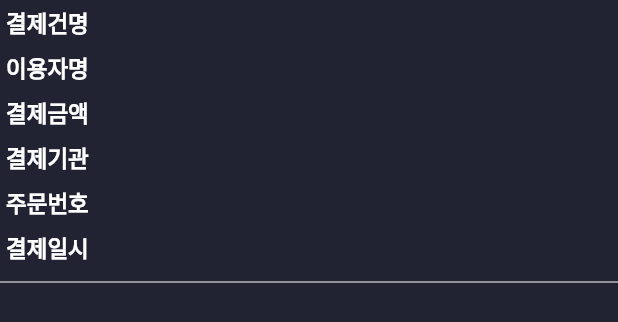
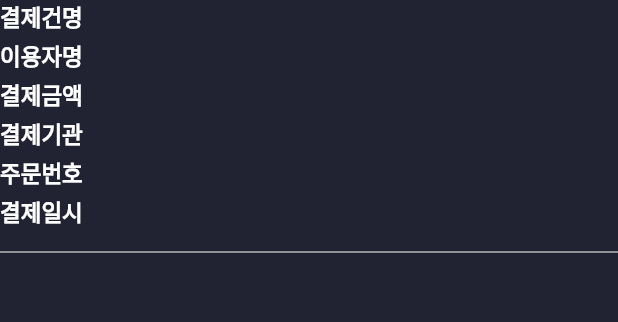
Before and after one commit to jinwoo-nam/Instapay-admin, a Flutter app: the TradeHistoryInfoListWidget widget shown alone on an empty page, opened directly with empty values, on a phone screen of 412 x 824 dp. Shown: the top 322 px of the screen. Run offline on Flutter 3.47's test engine with Material 2 defaults, Android fonts, the phone set to English and light mode, and no system bars; our stand-ins replace data_table_2, dio, dropdown_button2, flutter_secure_storage, fluttertoast, font_awesome_flutter and 4 more; missing offline and left inert: excel; accounts and stored records are empty; generated files the repository leaves out were written again; network calls fail.

Commit message:
거래내역 상세페이지

```diff
--- a/lib/presentation/trade_histroy/components/trade_history_info_list_widget.dart
+++ b/lib/presentation/trade_histroy/components/trade_history_info_list_widget.dart
@@ -14,9 +14,7 @@ class TradeHistoryInfoListWidget extends StatelessWidget {
   Widget build(BuildContext context) {
     return Column(
       children: [
-        Padding(
-          padding: const EdgeInsets.all(4.0),
-          child: Row(
+        Row(
           children: [
             const Text(
               '결제건명',
@@ -36,9 +34,8 @@ class TradeHistoryInfoListWidget extends StatelessWidget {
             ),
           ],
         ),
-        ),
         Padding(
-          padding: const EdgeInsets.all(4.0),
+          padding: const EdgeInsets.only(top: 4.0),
           child: Row(
             children: [
               const Text(
@@ -61,7 +58,7 @@ class TradeHistoryInfoListWidget extends StatelessWidget {
           ),
         ),
         Padding(
-          padding: const EdgeInsets.all(4.0),
+          padding: const EdgeInsets.only(top: 4.0),
           child: Row(
             children: [
               const Text(
@@ -84,7 +81,7 @@ class TradeHistoryInfoListWidget extends StatelessWidget {
           ),
         ),
         Padding(
-          padding: const EdgeInsets.all(4.0),
+          padding: const EdgeInsets.only(top: 4.0),
           child: Row(
             children: [
               const Text(
@@ -107,7 +104,7 @@ class TradeHistoryInfoListWidget extends StatelessWidget {
           ),
         ),
         Padding(
-          padding: const EdgeInsets.all(4.0),
+          padding: const EdgeInsets.only(top: 4.0),
           child: Row(
             children: [
               const Text(
@@ -132,7 +129,7 @@ class TradeHistoryInfoListWidget extends StatelessWidget {
           ),
         ),
         Padding(
-          padding: const EdgeInsets.all(4.0),
+          padding: const EdgeInsets.only(top: 4.0),
           child: Row(
             children: [
               const Text(
@@ -154,8 +151,11 @@ class TradeHistoryInfoListWidget extends StatelessWidget {
             ],
           ),
         ),
-        const Divider(
+        const Padding(
+          padding: EdgeInsets.only(top: 8.0),
+          child: Divider(
             color: Colors.white,
+          ),
         )
       ],
     );
--- a/lib/presentation/trade_histroy/trade_history_view_model.dart
+++ b/lib/presentation/trade_histroy/trade_history_view_model.dart
@@ -128,6 +128,7 @@ class TradeHistoryViewModel with ChangeNotifier {
 
   Future<bool> getPaymentHistoryList(String tid, int limit) async {
     String token = await tokenUseCase.loadAccessToken();
+    print('search trade history token: $token');
     final history = await getTrasHistory(token, tid, limit, state: 'approve');
     List<TrasInfo> trasInfoList = List.from(state.totalTrasHistoryData);
     bool result = false;
```
Also changed, not shown: lib/presentation/trade_histroy/components/trade_detail_page_widget.dart (added, +143 -0 lines), lib/presentation/trade_histroy/trade_history_screen.dart (+29 -4 lines), lib/presentation/tras_history/components/tras_history_table.dart (+4 -4 lines). Lines whose indentation alone changed are shown as unchanged.
